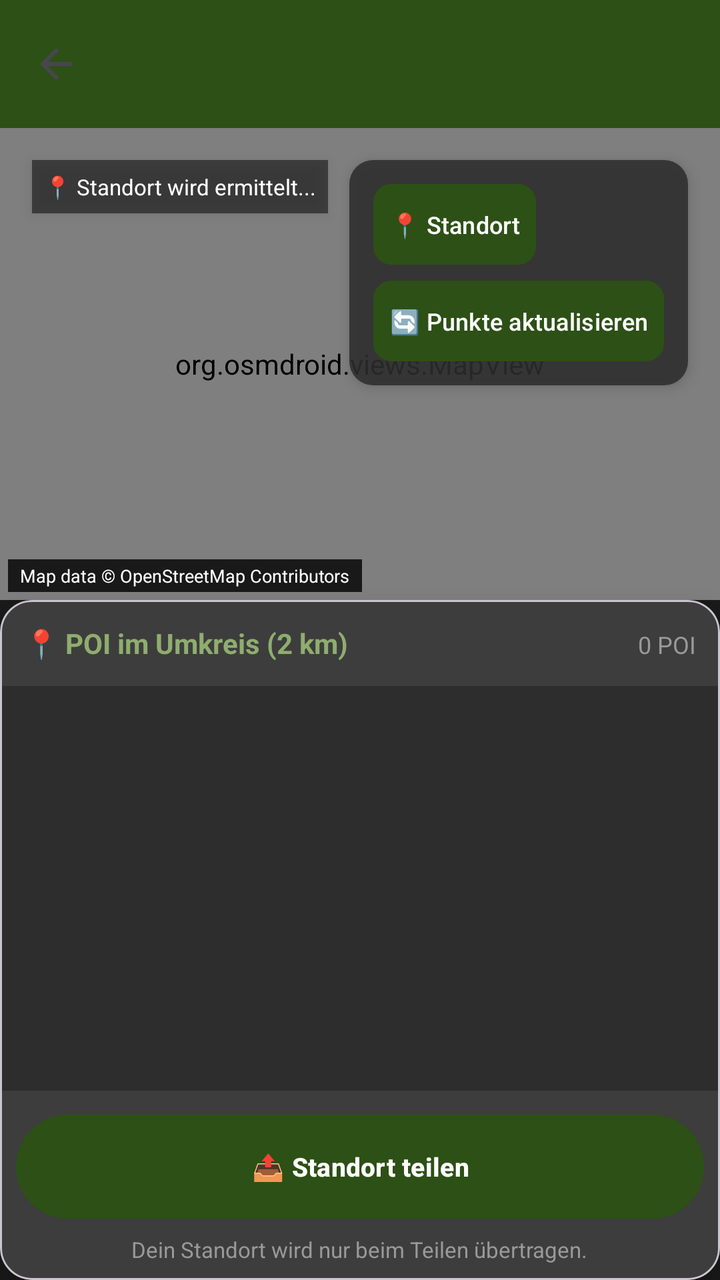
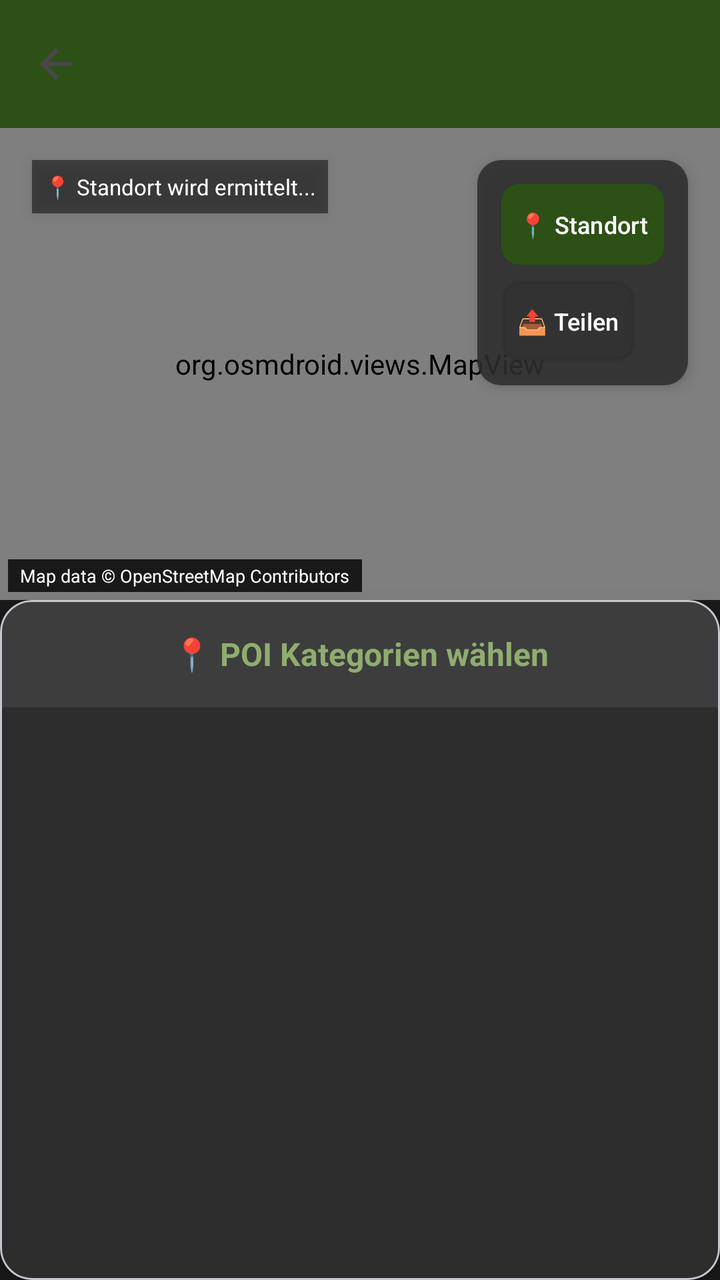

Two renders of the same Android screen: before a commit and after it. Below are the layout's source before the change and the commit's diff.
<!-- AndroidManifest.xml: application theme Theme.HundeWildnis -->
<!-- res/layout/activity_location.xml -->
<?xml version="1.0" encoding="utf-8"?>
<androidx.coordinatorlayout.widget.CoordinatorLayout xmlns:android="http://schemas.android.com/apk/res/android"
    xmlns:app="http://schemas.android.com/apk/res-auto"
    android:layout_width="match_parent"
    android:layout_height="match_parent"
    android:background="#1a1a1a">

    <com.google.android.material.appbar.AppBarLayout
        android:id="@+id/appbar"
        android:layout_width="match_parent"
        android:layout_height="wrap_content"
        android:fitsSystemWindows="true">

        <androidx.appcompat.widget.Toolbar
            android:id="@+id/toolbar"
            android:layout_width="match_parent"
            android:layout_height="?attr/actionBarSize"
            android:background="#2d5016"
            app:titleTextColor="#FFFFFF"
            app:navigationIcon="?attr/homeAsUpIndicator" />
    </com.google.android.material.appbar.AppBarLayout>

    <androidx.constraintlayout.widget.ConstraintLayout
        android:id="@+id/main_content"
        android:layout_width="match_parent"
        android:layout_height="match_parent"
        app:layout_behavior="@string/appbar_scrolling_view_behavior">

        
        <FrameLayout
            android:id="@+id/mapFrame"
            android:layout_width="0dp"
            android:layout_height="0dp"
            app:layout_constraintTop_toTopOf="parent"
            app:layout_constraintBottom_toTopOf="@id/poiListCard"
            app:layout_constraintStart_toStartOf="parent"
            app:layout_constraintEnd_toEndOf="parent">

            <org.osmdroid.views.MapView
                android:id="@+id/mapView"
                android:layout_width="match_parent"
                android:layout_height="match_parent" />

            <TextView
                android:id="@+id/osmCopyrightText"
                android:layout_width="wrap_content"
                android:layout_height="wrap_content"
                android:layout_gravity="bottom|start"
                android:layout_margin="4dp"
                android:paddingStart="6dp"
                android:paddingEnd="6dp"
                android:paddingTop="2dp"
                android:paddingBottom="2dp"
                android:background="#CC000000"
                android:text="Map data © OpenStreetMap Contributors"
                android:textColor="#FFFFFF"
                android:textSize="9sp"
                android:clickable="true"
                android:focusable="true"
                android:foreground="?attr/selectableItemBackground" />

            <LinearLayout
                android:layout_width="wrap_content"
                android:layout_height="wrap_content"
                android:layout_gravity="top|end"
                android:layout_margin="16dp"
                android:orientation="vertical"
                android:background="@drawable/button_bg_rounded"
                android:elevation="4dp">

                <Button
                    android:id="@+id/btnCurrentLocation"
                    android:layout_width="wrap_content"
                    android:layout_height="wrap_content"
                    android:text="📍 Standort"
                    android:textSize="12sp"
                    android:padding="8dp"
                    android:background="@drawable/poi_button_bg"
                    android:textColor="#FFFFFF"
                    android:layout_marginBottom="8dp"
                    android:minWidth="0dp"
                    android:minHeight="0dp" />

                <Button
                    android:id="@+id/btnReloadPOI"
                    android:layout_width="wrap_content"
                    android:layout_height="wrap_content"
                    android:text="🔄 Punkte aktualisieren"
                    android:textSize="12sp"
                    android:padding="8dp"
                    android:background="@drawable/poi_button_bg"
                    android:textColor="#FFFFFF"
                    android:minWidth="0dp"
                    android:minHeight="0dp" />
            </LinearLayout>

            <TextView
                android:id="@+id/coordinatesText"
                android:layout_width="wrap_content"
                android:layout_height="wrap_content"
                android:layout_gravity="top|start"
                android:layout_margin="16dp"
                android:text="📍 Standort wird ermittelt..."
                android:textColor="#FFFFFF"
                android:textSize="11sp"
                android:background="#80000000"
                android:padding="6dp"
                android:elevation="4dp" />

            <TextView
                android:id="@+id/navigationInfoText"
                android:layout_width="wrap_content"
                android:layout_height="wrap_content"
                android:layout_gravity="bottom|center_horizontal"
                android:layout_marginBottom="60dp"
                android:text="🧭 0.0 km • 0 Min"
                android:textColor="#FFFFFF"
                android:textSize="18sp"
                android:textStyle="bold"
                android:background="#DD2d5016"
                android:padding="14dp"
                android:elevation="12dp"
                android:visibility="gone" />

            <ProgressBar
                android:id="@+id/progressBar"
                android:layout_width="wrap_content"
                android:layout_height="wrap_content"
                android:layout_gravity="center"
                android:indeterminateTint="#8fad6f"
                android:visibility="gone" />
        </FrameLayout>

        
        <com.google.android.material.card.MaterialCardView
            android:id="@+id/poiListCard"
            android:layout_width="0dp"
            android:layout_height="340dp"
            app:cardBackgroundColor="#2d2d2d"
            app:cardElevation="8dp"
            app:cardCornerRadius="16dp"
            android:layout_margin="0dp"
            app:layout_constraintBottom_toBottomOf="parent"
            app:layout_constraintStart_toStartOf="parent"
            app:layout_constraintEnd_toEndOf="parent">

            <LinearLayout
                android:layout_width="match_parent"
                android:layout_height="match_parent"
                android:orientation="vertical">

                
                <LinearLayout
                    android:layout_width="match_parent"
                    android:layout_height="wrap_content"
                    android:orientation="horizontal"
                    android:padding="12dp"
                    android:background="#3d3d3d">

                    <TextView
                        android:layout_width="0dp"
                        android:layout_height="wrap_content"
                        android:layout_weight="1"
                        android:text="📍 POI im Umkreis (2 km)"
                        android:textColor="#8fad6f"
                        android:textSize="14sp"
                        android:textStyle="bold" />

                    <TextView
                        android:id="@+id/poiCountText"
                        android:layout_width="wrap_content"
                        android:layout_height="wrap_content"
                        android:text="0 POI"
                        android:textColor="#999999"
                        android:textSize="12sp" />
                </LinearLayout>

                
                <FrameLayout
                    android:layout_width="match_parent"
                    android:layout_height="0dp"
                    android:layout_weight="1">

                    <androidx.recyclerview.widget.RecyclerView
                        android:id="@+id/poiRecyclerView"
                        android:layout_width="match_parent"
                        android:layout_height="match_parent"
                        android:padding="6dp"
                        android:clipToPadding="false" />

                    <ProgressBar
                        android:id="@+id/poiProgressBar"
                        android:layout_width="wrap_content"
                        android:layout_height="wrap_content"
                        android:layout_gravity="center"
                        android:indeterminateTint="#8fad6f"
                        android:visibility="gone" />

                    <TextView
                        android:id="@+id/emptyPoiText"
                        android:layout_width="wrap_content"
                        android:layout_height="wrap_content"
                        android:layout_gravity="center"
                        android:text="Keine POI gefunden

Tippe auf 🔄 POI zum Aktualisieren"
                        android:textColor="#666666"
                        android:textSize="13sp"
                        android:textAlignment="center"
                        android:visibility="gone" />
                </FrameLayout>

                
                <LinearLayout
                    android:layout_width="match_parent"
                    android:layout_height="wrap_content"
                    android:orientation="vertical"
                    android:padding="8dp"
                    android:background="#3d3d3d"
                    android:gravity="center_horizontal">

                    <Button
                        android:id="@+id/shareButton"
                        android:layout_width="match_parent"
                        android:layout_height="60dp"
                        android:text="📤 Standort teilen"
                        android:textColor="#FFFFFF"
                        android:backgroundTint="#2d5016"
                        android:padding="8dp"
                        android:enabled="false"
                        android:textSize="13sp"
                        android:textStyle="bold" />

                    <TextView
                        android:layout_width="wrap_content"
                        android:layout_height="wrap_content"
                        android:layout_marginTop="4dp"
                        android:text="Dein Standort wird nur beim Teilen übertragen."
                        android:textColor="#999999"
                        android:textSize="11sp" />
                </LinearLayout>
            </LinearLayout>
        </com.google.android.material.card.MaterialCardView>

    </androidx.constraintlayout.widget.ConstraintLayout>

</androidx.coordinatorlayout.widget.CoordinatorLayout>
<!-- resources referenced by this layout -->
<resources>
  <!-- drawable button_bg_rounded (drawable) -->
  <?xml version="1.0" encoding="utf-8"?>
  <shape xmlns:android="http://schemas.android.com/apk/res/android"
      android:shape="rectangle">
  
      <solid android:color="#DD2d2d2d" />
  
      <corners android:radius="12dp" />
  
      <padding
          android:left="12dp"
          android:right="12dp"
          android:top="12dp"
          android:bottom="12dp" />
  
  </shape>
  <!-- drawable poi_button_bg (drawable) -->
  <?xml version="1.0" encoding="utf-8"?>
  <shape xmlns:android="http://schemas.android.com/apk/res/android"
      android:shape="rectangle">
  
      <solid android:color="#8fad6f" />
  
      <corners android:radius="8dp" />
  
      <stroke
          android:width="2dp"
          android:color="#2d5016" />
  
  </shape>
  <style name="Theme.HundeWildnis" parent="Base.Theme.HundeWildnis" />
  <style name="Base.Theme.HundeWildnis" parent="Theme.Material3.Light.NoActionBar">
          <item name="colorPrimary">#2d5016</item>
          <item name="colorPrimaryVariant">#1a3009</item>
          <item name="colorOnPrimary">#FFFFFF</item>
          <item name="colorSecondary">#6b8e4e</item>
          <item name="colorSecondaryVariant">#4a6135</item>
          <item name="colorOnSecondary">#000000</item>
          <item name="android:statusBarColor">?attr/colorPrimaryVariant</item>
  
          <item name="android:navigationBarColor">@android:color/transparent</item>
          <item name="android:windowLightStatusBar">true</item>
          <item name="android:windowLightNavigationBar">true</item>
          <item name="android:enforceNavigationBarContrast" tools:targetApi="q">false</item>
          <item name="android:enforceStatusBarContrast" tools:targetApi="q">false</item>
  
          
          <item name="colorAccent">#2d5016</item>
          <item name="android:textColorPrimary">#000000</item>
  
          
          <item name="materialAlertDialogTheme">@style/AlertDialogTheme</item>
  
          
          <item name="actionMenuTextColor">#FFFFFF</item>
  
          
          <item name="android:windowBackground">#FFFFFF</item>
          <item name="android:colorBackground">#FFFFFF</item>
      </style>
  <style name="AlertDialogTheme" parent="ThemeOverlay.Material3.MaterialAlertDialog">
          
          <item name="colorSurface">#FFFFFF</item>
  
          
          <item name="colorOnSurface">#000000</item>
          <item name="android:textColorPrimary">#000000</item>
  
          
          <item name="buttonBarPositiveButtonStyle">@style/DialogButtonStyle.Light</item>
          <item name="buttonBarNegativeButtonStyle">@style/DialogButtonStyle.Light</item>
          <item name="buttonBarNeutralButtonStyle">@style/DialogButtonStyle.Light</item>
      </style>
  <style name="DialogButtonStyle.Light" parent="Widget.Material3.Button.TextButton.Dialog">
          
          <item name="android:textColor">#2d5016</item>
  
          
          <item name="backgroundTint">@android:color/transparent</item>
  
          
          <item name="rippleColor">#332d5016</item>
      </style>
</resources>

<!-- the commit's change to res/layout/activity_location.xml (unified diff, before → after) -->
@@ -32,7 +32,7 @@
             android:layout_width="0dp"
             android:layout_height="0dp"
             app:layout_constraintTop_toTopOf="parent"
-            app:layout_constraintBottom_toTopOf="@id/poiListCard"
+            app:layout_constraintBottom_toTopOf="@id/bottomCard"
             app:layout_constraintStart_toStartOf="parent"
             app:layout_constraintEnd_toEndOf="parent">
 
@@ -82,14 +82,15 @@
                     android:minHeight="0dp" />
 
                 <Button
-                    android:id="@+id/btnReloadPOI"
+                    android:id="@+id/shareButton"
                     android:layout_width="wrap_content"
                     android:layout_height="wrap_content"
-                    android:text="🔄 Punkte aktualisieren"
+                    android:text="📤 Teilen"
                     android:textSize="12sp"
                     android:padding="8dp"
                     android:background="@drawable/poi_button_bg"
                     android:textColor="#FFFFFF"
+                    android:enabled="false"
                     android:minWidth="0dp"
                     android:minHeight="0dp" />
             </LinearLayout>
@@ -133,7 +134,7 @@
 
         
         <com.google.android.material.card.MaterialCardView
-            android:id="@+id/poiListCard"
+            android:id="@+id/bottomCard"
             android:layout_width="0dp"
             android:layout_height="340dp"
             app:cardBackgroundColor="#2d2d2d"
@@ -144,102 +145,147 @@
             app:layout_constraintStart_toStartOf="parent"
             app:layout_constraintEnd_toEndOf="parent">
 
-            <LinearLayout
+            <FrameLayout
                 android:layout_width="match_parent"
-                android:layout_height="match_parent"
-                android:orientation="vertical">
-
+                android:layout_height="match_parent">
+
+                
+                
                 
                 <LinearLayout
+                    android:id="@+id/categoryView"
                     android:layout_width="match_parent"
-                    android:layout_height="wrap_content"
-                    android:orientation="horizontal"
-                    android:padding="12dp"
-                    android:background="#3d3d3d">
-
+                    android:layout_height="match_parent"
+                    android:orientation="vertical"
+                    android:visibility="visible">
+
+                    
                     <TextView
-                        android:layout_width="0dp"
+                        android:layout_width="match_parent"
                         android:layout_height="wrap_content"
+                        android:text="📍 POI Kategorien wählen"
+                        android:textColor="#8fad6f"
+                        android:textSize="16sp"
+                        android:textStyle="bold"
+                        android:padding="16dp"
+                        android:textAlignment="center"
+                        android:background="#3d3d3d" />
+
+                    
+                    <androidx.core.widget.NestedScrollView
+                        android:layout_width="match_parent"
+                        android:layout_height="0dp"
                         android:layout_weight="1"
-                        android:text="📍 POI im Umkreis (2 km)"
-                        android:textColor="#8fad6f"
-                        android:textSize="14sp"
-                        android:textStyle="bold" />
-
-                    <TextView
-                        android:id="@+id/poiCountText"
-                        android:layout_width="wrap_content"
+                        android:fillViewport="true">
+
+                        <GridLayout
+                            android:id="@+id/categoryGrid"
+                            android:layout_width="match_parent"
+                            android:layout_height="wrap_content"
+                            android:columnCount="3"
+                            android:rowCount="6"
+                            android:padding="12dp"
+                            android:alignmentMode="alignBounds"
+                            android:columnOrderPreserved="false"
+                            android:useDefaultMargins="true" />
+
+                    </androidx.core.widget.NestedScrollView>
+
+                </LinearLayout>
+
+                
+                
+                
+                <LinearLayout
+                    android:id="@+id/poiListView"
+                    android:layout_width="match_parent"
+                    android:layout_height="match_parent"
+                    android:orientation="vertical"
+                    android:visibility="gone">
+
+                    
+                    <LinearLayout
+                        android:layout_width="match_parent"
                         android:layout_height="wrap_content"
-                        android:text="0 POI"
-                        android:textColor="#999999"
-                        android:textSize="12sp" />
+                        android:orientation="horizontal"
+                        android:padding="12dp"
+                        android:background="#3d3d3d"
+                        android:gravity="center_vertical">
+
+                        <Button
+                            android:id="@+id/btnBackToCategories"
+                            android:layout_width="40dp"
+                            android:layout_height="40dp"
+                            android:text="◀"
+                            android:textSize="18sp"
+                            android:textColor="#FFFFFF"
+                            android:background="@drawable/poi_button_bg"
+                            android:padding="0dp"
+                            android:layout_marginEnd="8dp" />
+
+                        <LinearLayout
+                            android:layout_width="0dp"
+                            android:layout_height="wrap_content"
+                            android:layout_weight="1"
+                            android:orientation="vertical">
+
+                            <TextView
+                                android:id="@+id/categoryTitleText"
+                                android:layout_width="wrap_content"
+                                android:layout_height="wrap_content"
+                                android:text="🐕 Hundeauslauf"
+                                android:textColor="#8fad6f"
+                                android:textSize="16sp"
+                                android:textStyle="bold" />
+
+                            <TextView
+                                android:id="@+id/poiCountText"
+                                android:layout_width="wrap_content"
+                                android:layout_height="wrap_content"
+                                android:text="0 POI in 3 km"
+                                android:textColor="#999999"
+                                android:textSize="12sp" />
+                        </LinearLayout>
+
+                    </LinearLayout>
+
+                    
+                    <FrameLayout
+                        android:layout_width="match_parent"
+                        android:layout_height="0dp"
+                        android:layout_weight="1">
+
+                        <androidx.recyclerview.widget.RecyclerView
+                            android:id="@+id/poiRecyclerView"
+                            android:layout_width="match_parent"
+                            android:layout_height="match_parent"
+                            android:padding="6dp"
+                            android:clipToPadding="false" />
+
+                        <ProgressBar
+                            android:id="@+id/poiProgressBar"
+                            android:layout_width="wrap_content"
+                            android:layout_height="wrap_content"
+                            android:layout_gravity="center"
+                            android:indeterminateTint="#8fad6f"
+                            android:visibility="gone" />
+
+                        <TextView
+                            android:id="@+id/emptyPoiText"
+                            android:layout_width="wrap_content"
+                            android:layout_height="wrap_content"
+                            android:layout_gravity="center"
+                            android:text="Keine POI gefunden"
+                            android:textColor="#666666"
+                            android:textSize="13sp"
+                            android:textAlignment="center"
+                            android:visibility="gone" />
+                    </FrameLayout>
+
                 </LinearLayout>
 
-                
-                <FrameLayout
-                    android:layout_width="match_parent"
-                    android:layout_height="0dp"
-                    android:layout_weight="1">
-
-                    <androidx.recyclerview.widget.RecyclerView
-                        android:id="@+id/poiRecyclerView"
-                        android:layout_width="match_parent"
-                        android:layout_height="match_parent"
-                        android:padding="6dp"
-                        android:clipToPadding="false" />
-
-                    <ProgressBar
-                        android:id="@+id/poiProgressBar"
-                        android:layout_width="wrap_content"
-                        android:layout_height="wrap_content"
-                        android:layout_gravity="center"
-                        android:indeterminateTint="#8fad6f"
-                        android:visibility="gone" />
-
-                    <TextView
-                        android:id="@+id/emptyPoiText"
-                        android:layout_width="wrap_content"
-                        android:layout_height="wrap_content"
-                        android:layout_gravity="center"
-                        android:text="Keine POI gefunden
-
-Tippe auf 🔄 POI zum Aktualisieren"
-                        android:textColor="#666666"
-                        android:textSize="13sp"
-                        android:textAlignment="center"
-                        android:visibility="gone" />
-                </FrameLayout>
-
-                
-                <LinearLayout
-                    android:layout_width="match_parent"
-                    android:layout_height="wrap_content"
-                    android:orientation="vertical"
-                    android:padding="8dp"
-                    android:background="#3d3d3d"
-                    android:gravity="center_horizontal">
-
-                    <Button
-                        android:id="@+id/shareButton"
-                        android:layout_width="match_parent"
-                        android:layout_height="60dp"
-                        android:text="📤 Standort teilen"
-                        android:textColor="#FFFFFF"
-                        android:backgroundTint="#2d5016"
-                        android:padding="8dp"
-                        android:enabled="false"
-                        android:textSize="13sp"
-                        android:textStyle="bold" />
-
-                    <TextView
-                        android:layout_width="wrap_content"
-                        android:layout_height="wrap_content"
-                        android:layout_marginTop="4dp"
-                        android:text="Dein Standort wird nur beim Teilen übertragen."
-                        android:textColor="#999999"
-                        android:textSize="11sp" />
-                </LinearLayout>
-            </LinearLayout>
+            </FrameLayout>
+
         </com.google.android.material.card.MaterialCardView>
 
     </androidx.constraintlayout.widget.ConstraintLayout>
